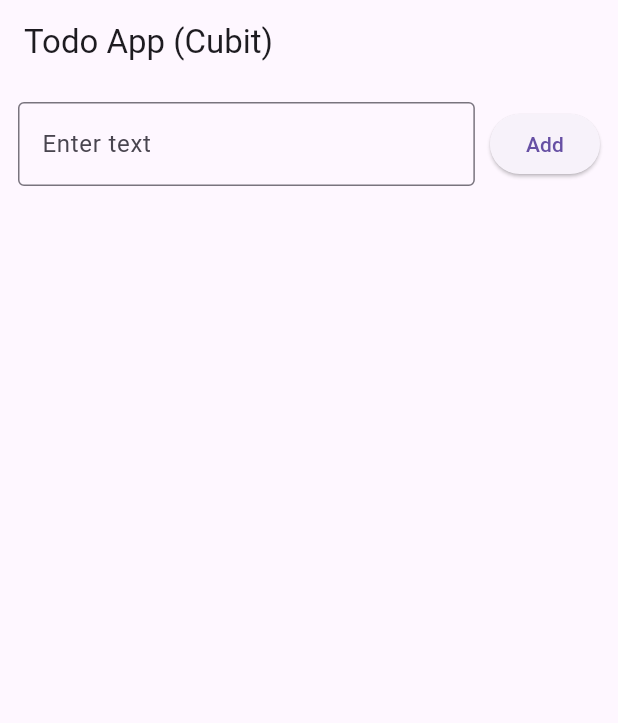
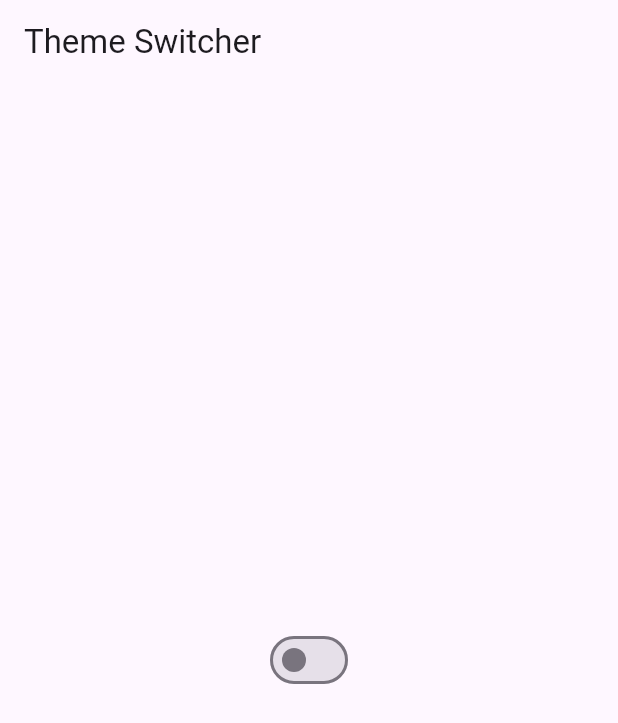
Before and after one commit to Abderrahamane/flutter-tutorial, a Flutter app: the screen it shows after launch, on a phone screen of 412 x 824 dp. Shown: the top 723 px of the screen. Run offline on Flutter 3.47's test engine with Material 3 defaults, Android fonts, the phone set to English and light mode, and no system bars; our stand-ins replace equatable, flutter_bloc.

Commit message:
create simple Cubit theme toggle
sss

```diff
--- a/lib/bloc/todo_bloc.dart
+++ /dev/null
@@ -1,28 +0,0 @@
-import 'package:flutter_bloc/flutter_bloc.dart';
-import 'todo_state.dart';
-import '../models/todo_model.dart';
-
-class TodoCubit extends Cubit<TodoState> {
-  TodoCubit() : super(TodoState.initial());
-
-  void addTodo(String title) {
-    final newTodo = Todo(title: title);
-    final updatedList = [...state.todos, newTodo];
-    emit(state.copyWith(todos: updatedList));
-  }
-
-  void toggleTodo(int index) {
-    final todo = state.todos[index];
-    final updatedTodo = todo.copyWith(isDone: !todo.isDone);
-
-    final updatedList = [...state.todos];
-    updatedList[index] = updatedTodo;
-
-    emit(state.copyWith(todos: updatedList));
-  }
-
-  void deleteTodo(int index) {
-    final updatedList = [...state.todos]..removeAt(index);
-    emit(state.copyWith(todos: updatedList));
-  }
-}
--- a/lib/bloc/todo_state.dart
+++ /dev/null
@@ -1,21 +0,0 @@
-import 'package:equatable/equatable.dart';
-import '../models/todo_model.dart';
-
-class TodoState extends Equatable {
-  final List<Todo> todos;
-
-  const TodoState({required this.todos});
-
-  factory TodoState.initial() {
-    return const TodoState(todos: []);
-  }
-
-  TodoState copyWith({List<Todo>? todos}) {
-    return TodoState(
-      todos: todos ?? this.todos,
-    );
-  }
-
-  @override
-  List<Object?> get props => [todos];
-}
--- /dev/null
+++ b/lib/home_screen.dart
@@ -0,0 +1,25 @@
+import 'package:flutter/material.dart';
+import 'package:flutter_bloc/flutter_bloc.dart';
+import '../theme/theme_cubit.dart';
+import '../theme/theme_state.dart';
+
+class HomeScreen extends StatelessWidget {
+  @override
+  Widget build(BuildContext context) {
+    return BlocBuilder<ThemeCubit, ThemeState>(
+      builder: (context, state) {
+        return Scaffold(
+          appBar: AppBar(title: Text("Theme Switcher")),
+          body: Center(
+            child: Switch(
+              value: state.isDark,
+              onChanged: (_) {
+                context.read<ThemeCubit>().toggleTheme();
+              },
+            )
+          ),
+        );
+      },
+    );
+  }
+}
--- a/lib/main.dart
+++ b/lib/main.dart
@@ -1,15 +1,29 @@
 import 'package:flutter/material.dart';
 import 'package:flutter_bloc/flutter_bloc.dart';
-import 'package:untitled3/screens/home_screen.dart';
-import 'bloc/todo_bloc.dart';
+import 'theme/theme_cubit.dart';
+import 'theme/theme_state.dart';
+import 'home_screen.dart';
 
 void main() {
-  runApp(
-    BlocProvider(
-      create: (_) => TodoCubit(),
-      child: MaterialApp(
-        home: HomeScreen(),
+  runApp(MyApp());
+}
+
+class MyApp extends StatelessWidget {
+  @override
+  Widget build(BuildContext context) {
+    return BlocProvider(
+      create: (_) => ThemeCubit(),
+      child: BlocBuilder<ThemeCubit, ThemeState>(
+        builder: (context, state){
+          return MaterialApp(
+            debugShowCheckedModeBanner: false,
+            theme: ThemeData.light(),
+            darkTheme: ThemeData.dark(),
+            themeMode: state.isDark? ThemeMode.dark: ThemeMode.light,
+            home: HomeScreen(),
+          );
+        },
       ),
-    ),
-  );
+    );
+  }
 }
--- a/lib/models/todo_model.dart
+++ /dev/null
@@ -1,13 +0,0 @@
-class Todo {
-  final String title;
-  final bool isDone;
-
-  Todo({required this.title, this.isDone = false});
-
-  Todo copyWith({String? title, bool? isDone}) {
-    return Todo(
-      title: title ?? this.title,
-      isDone: isDone ?? this.isDone,
-    );
-  }
-}
--- a/lib/screens/home_screen.dart
+++ /dev/null
@@ -1,84 +0,0 @@
-import 'package:flutter/material.dart';
-import 'package:flutter_bloc/flutter_bloc.dart';
-import '../bloc/todo_bloc.dart';
-import '../bloc/todo_state.dart';
-
-
-class HomeScreen extends StatelessWidget {
-  final TextEditingController controller = TextEditingController();
-
-  @override
-  Widget build(BuildContext context){
-    return BlocProvider(
-      create: (_) => TodoCubit(),
-      child: Scaffold(
-        appBar: AppBar(title: Text("Todo App (Cubit)")),
-        body: Column(
-          children: [
-            Padding(
-              padding: const EdgeInsets.all(12.0),
-              child: Row(
-                children: [
-                  Expanded(
-                      child: TextField(
-                        controller: controller,
-                        decoration: InputDecoration(
-                          labelText: 'Enter text',
-                          border: OutlineInputBorder(),
-                        ),
-                      ),
-                  ),
-                  SizedBox(width: 10),
-                  ElevatedButton(
-                      onPressed: (){
-                        if (controller.text.isNotEmpty){
-                          context.read<TodoCubit>().addTodo(controller.text);
-                          controller.clear();
-                        }
-                      },
-                      child: Text("Add"),
-                  ),
-                ],
-              ),
-            ),
-
-            Expanded(
-                child: BlocBuilder<TodoCubit, TodoState>(
-                  builder: (context, state){
-                    return ListView.builder(
-                        itemCount: state.todos.length,
-                        itemBuilder: (context, index){
-                          final todo = state.todos[index];
-                          return ListTile(
-                            title: Text(
-                              todo.title,
-                              style: TextStyle(
-                                decoration: todo.isDone
-                                    ? TextDecoration.lineThrough
-                                    : TextDecoration.none,
-                              ),
-                            ),
-                            leading: Checkbox(
-                                value: todo.isDone,
-                                onChanged: (value) {
-                                  context.read<TodoCubit>().toggleTodo(index);
-                                }
-                            ),
-                            trailing: IconButton(
-                                onPressed: () {
-                                  context.read<TodoCubit>().deleteTodo(index);
-                                },
-                                icon: Icon(Icons.delete, color: Colors.red)
-                            ),
-                          );
-                        }
-                    );
-                  },
-                )
-            ),
-          ],
-        ),
-      ),
-    );
-  }
-}
--- /dev/null
+++ b/lib/theme/theme_cubit.dart
@@ -0,0 +1,10 @@
+import 'package:flutter_bloc/flutter_bloc.dart';
+import 'theme_state.dart';
+
+class ThemeCubit extends Cubit<ThemeState> {
+  ThemeCubit(): super(ThemeState.initial());
+
+  void toggleTheme(){
+    emit(state.copyWith(isDark: !state.isDark));
+  }
+}
--- /dev/null
+++ b/lib/theme/theme_state.dart
@@ -0,0 +1,16 @@
+import 'package:equatable/equatable.dart';
+
+class ThemeState extends Equatable {
+  final bool isDark;
+
+  const ThemeState({required this.isDark});
+
+  factory ThemeState.initial() => const ThemeState(isDark: false);
+
+  ThemeState copyWith({bool? isDark}) {
+    return ThemeState(isDark: isDark ?? this.isDark);
+  }
+
+  @override
+  List<Object?> get props => [isDark];
+}
```
Also changed, not shown: lib/bloc/todo_event.dart (deleted, +0 -32 lines).
